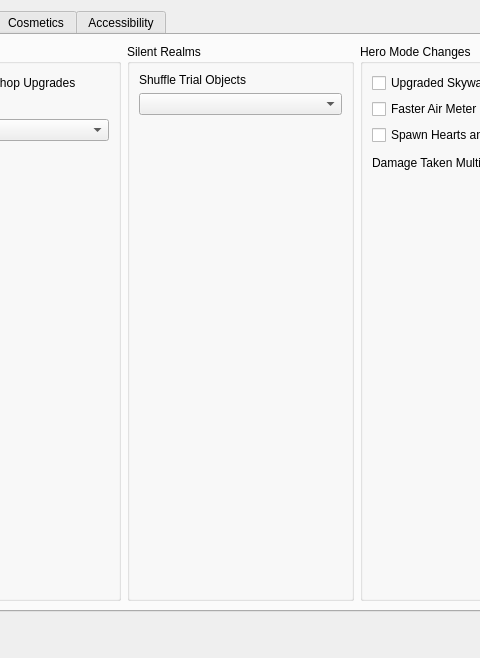
This is gui/randogui.ui in ssrando/ssrando as Qt 5 draws it before an edit; both pictures show x 594 to 1074 and y 0 to 658 of the 1202 by 759 pixel window. The edited form follows.
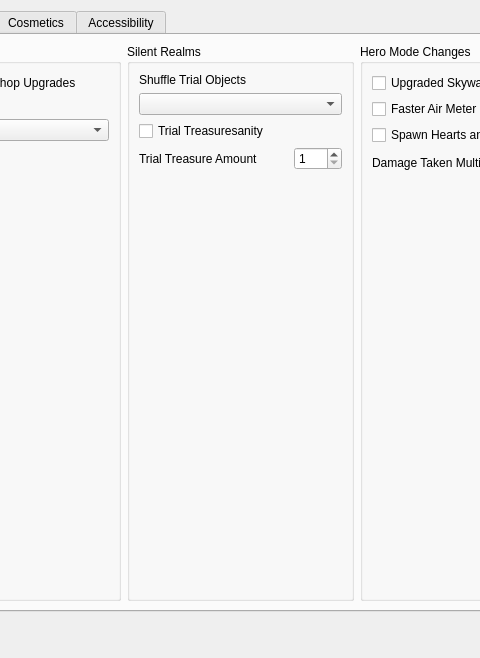
This is the edited form.

Diff of the .ui file:
```diff
--- a/gui/randogui.ui
+++ b/gui/randogui.ui
@@ -1189,7 +1189,7 @@
           <property name="title">
            <string>Silent Realms</string>
           </property>
-          <layout class="QVBoxLayout" name="verticalLayout_7">
+          <layout class="QHBoxLayout" name="horizontalLayout_10">
            <item>
             <layout class="QVBoxLayout" name="vlay_silent_realms">
              <item>
@@ -1212,6 +1212,43 @@
                </item>
               </layout>
              </item>
+             <item>
+              <widget class="QCheckBox" name="option_treasuresanity_in_silent_realms">
+               <property name="text">
+                <string>Trial Treasuresanity</string>
+               </property>
+              </widget>
+             </item>
+             <item>
+              <layout class="QHBoxLayout" name="horizontalLayout_9">
+               <property name="bottomMargin">
+                <number>0</number>
+               </property>
+               <item>
+                <widget class="QLabel" name="label_for_option_trial_treasure_amount">
+                 <property name="text">
+                  <string>Trial Treasure Amount</string>
+                 </property>
+                </widget>
+               </item>
+               <item>
+                <widget class="QSpinBox" name="option_trial_treasure_amount">
+                 <property name="maximumSize">
+                  <size>
+                   <width>48</width>
+                   <height>16777215</height>
+                  </size>
+                 </property>
+                 <property name="minimum">
+                  <number>1</number>
+                 </property>
+                 <property name="maximum">
+                  <number>10</number>
+                 </property>
+                </widget>
+               </item>
+              </layout>
+             </item>
              <item>
               <spacer name="vspace_silent_realms">
                <property name="orientation">
```
